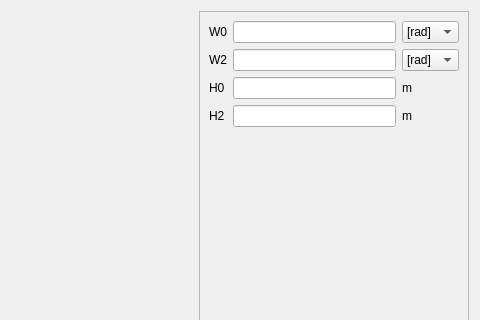
First picture: the form in pyleecan/GUI/Dialog/DMachineSetup/SWSlot/PWSlot22/PWSlot22.ui, repository Eomys/pyleecan, before the edit; both pictures show x 161 to 641 and y 0 to 320 of the 641 by 470 pixel window.
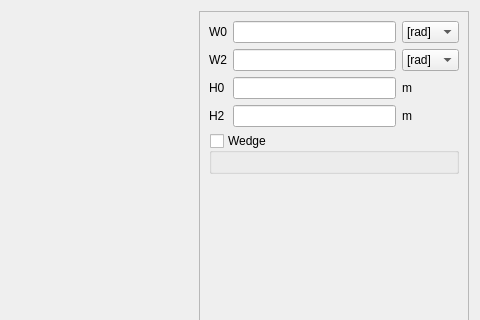
Second picture: the form after the edit. Icons and pictures are not drawn. Custom widgets are drawn as their Qt base class.

Commit message: [NF] Adding wedges in the GUI

Patch:
```diff
--- a/pyleecan/GUI/Dialog/DMachineSetup/SWSlot/PWSlot22/PWSlot22.ui
+++ b/pyleecan/GUI/Dialog/DMachineSetup/SWSlot/PWSlot22/PWSlot22.ui
@@ -115,7 +115,7 @@
         <height>446</height>
        </rect>
       </property>
-      <layout class="QVBoxLayout" name="verticalLayout">
+      <layout class="QVBoxLayout" name="verticalLayout_3">
        <item>
         <layout class="QGridLayout" name="gridLayout">
          <item row="2" column="1">
@@ -214,6 +214,31 @@
          </item>
         </layout>
        </item>
+       <item>
+        <widget class="QGroupBox" name="g_wedge">
+         <property name="title">
+          <string>Wedge</string>
+         </property>
+         <property name="checkable">
+          <bool>true</bool>
+         </property>
+         <property name="checked">
+          <bool>false</bool>
+         </property>
+         <layout class="QVBoxLayout" name="verticalLayout">
+          <item>
+           <widget class="WMatSelectV" name="w_wedge_mat" native="true">
+            <property name="minimumSize">
+             <size>
+              <width>100</width>
+              <height>0</height>
+             </size>
+            </property>
+           </widget>
+          </item>
+         </layout>
+        </widget>
+       </item>
        <item>
         <spacer name="verticalSpacer">
          <property name="orientation">
@@ -248,6 +273,12 @@
    <header>......GUI.Dialog.DMachineSetup.SWSlot.WWSlotOut.WWSlotOut.h</header>
    <container>1</container>
   </customwidget>
+  <customwidget>
+   <class>WMatSelectV</class>
+   <extends>QWidget</extends>
+   <header>......GUI.Dialog.DMatLib.WMatSelect.WMatSelectV.h</header>
+   <container>1</container>
+  </customwidget>
  </customwidgets>
  <tabstops>
   <tabstop>lf_W0</tabstop>
```
Left out of the diff: 2 changed lines with no effect on the pictures. The commit also changes 55 other files.
